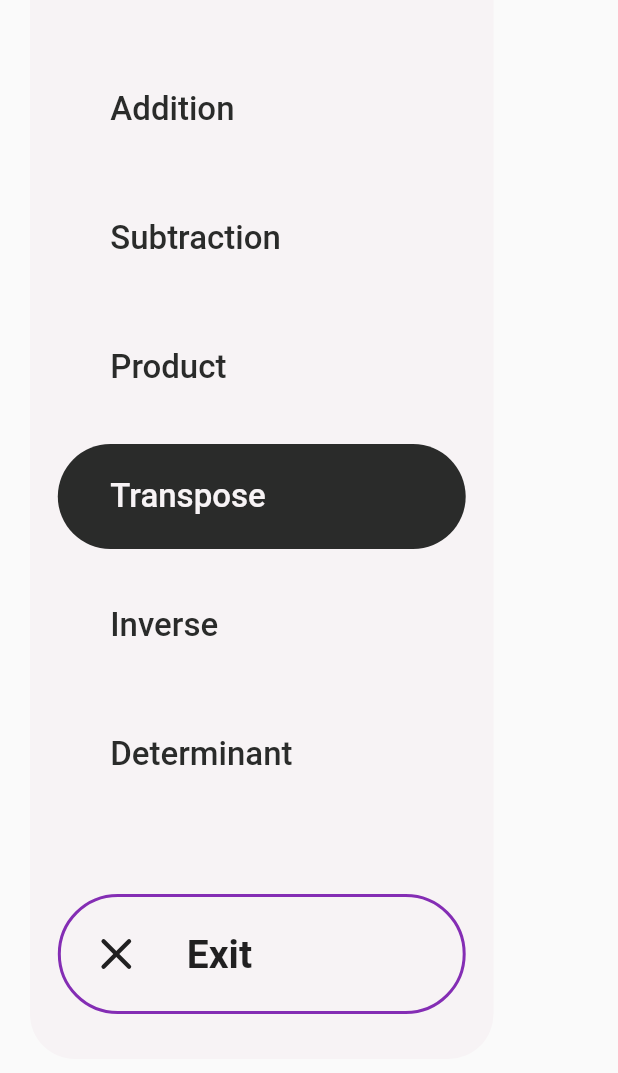
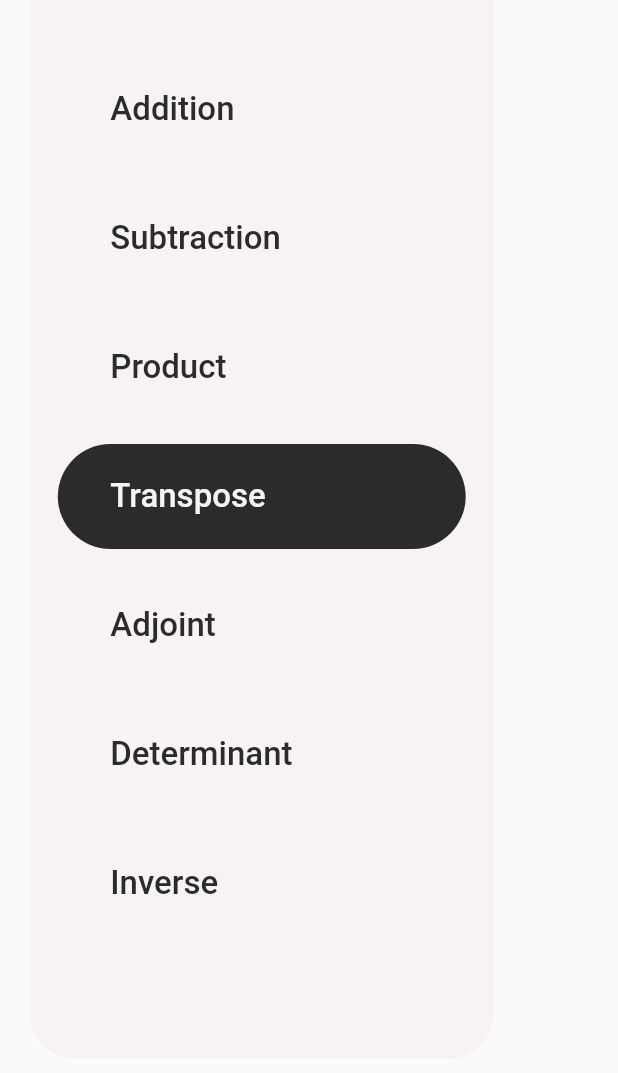
Before and after one commit to hemish11/num-cluster, a Flutter app: the CustomDrawer widget shown alone on an empty page, opened directly, on a phone screen of 412 x 824 dp, the part 147-1220 px from its top. Run offline on Flutter 3.47's test engine with Material 2 defaults, Android fonts, the phone set to English and light mode, and no system bars; our stand-ins replace dotted_border.

Commit message:
Improved home page

```diff
--- a/lib/screens/home_page/components/drawer.dart
+++ b/lib/screens/home_page/components/drawer.dart
@@ -1,7 +1,6 @@
 import 'package:flutter/material.dart';
 import 'package:num_cluster/colors.dart';
 import 'package:num_cluster/screens/home_page/components/drawer_tile.dart';
-import 'package:num_cluster/screens/home_page/components/github_button.dart';
 
 class CustomDrawer extends StatelessWidget {
   @override
@@ -35,11 +34,9 @@ class CustomDrawer extends StatelessWidget {
             DrawerTile(text: 'Subtraction', isSelected: false),
             DrawerTile(text: 'Product', isSelected: false),
             DrawerTile(text: 'Transpose', isSelected: true),
+            DrawerTile(text: 'Adjoint', isSelected: false),
+            DrawerTile(text: 'Determinant', isSelected: false),
             DrawerTile(text: 'Inverse', isSelected: false),
-            DrawerTile(text: 'Determinant', isSelected: false),
-            const Spacer(),
-            const ExitButton(),
-            const SizedBox(height: 30),
           ],
         ),
       ),
--- a/lib/screens/home_page/components/github_button.dart
+++ /dev/null
@@ -1,41 +0,0 @@
-import 'dart:io';
-
-import 'package:flutter/material.dart';
-import 'package:flutter_feather_icons/flutter_feather_icons.dart';
-import 'package:num_cluster/colors.dart';
-
-class ExitButton extends StatelessWidget {
-  const ExitButton();
-
-  @override
-  Widget build(BuildContext context) {
-    Size size = MediaQuery.of(context).size;
-
-    return Container(
-      height: 80,
-      width: size.width * 0.66,
-      decoration: BoxDecoration(
-        borderRadius: BorderRadius.circular(40),
-        border: Border.all(color: CustomColors.primaryColor, width: 2),
-      ),
-      child: Material(
-        color: CustomColors.transparent,
-        child: InkWell(
-          onTap: () => exit(0),
-          borderRadius: BorderRadius.circular(40),
-          child: Row(
-            children: [
-              const SizedBox(width: 20),
-              Icon(FeatherIcons.x, size: 34),
-              const SizedBox(width: 30),
-              const Text(
-                'Exit',
-                style: TextStyle(fontSize: 26, fontWeight: FontWeight.w600),
-              ),
-            ],
-          ),
-        ),
-      ),
-    );
-  }
-}
```
